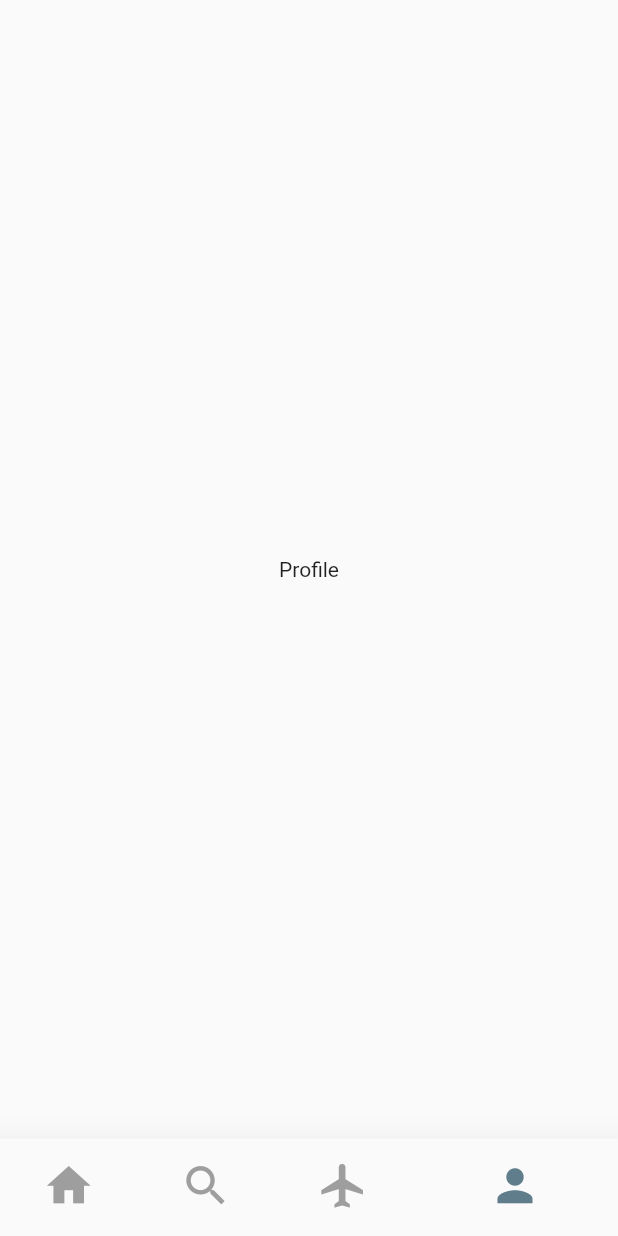
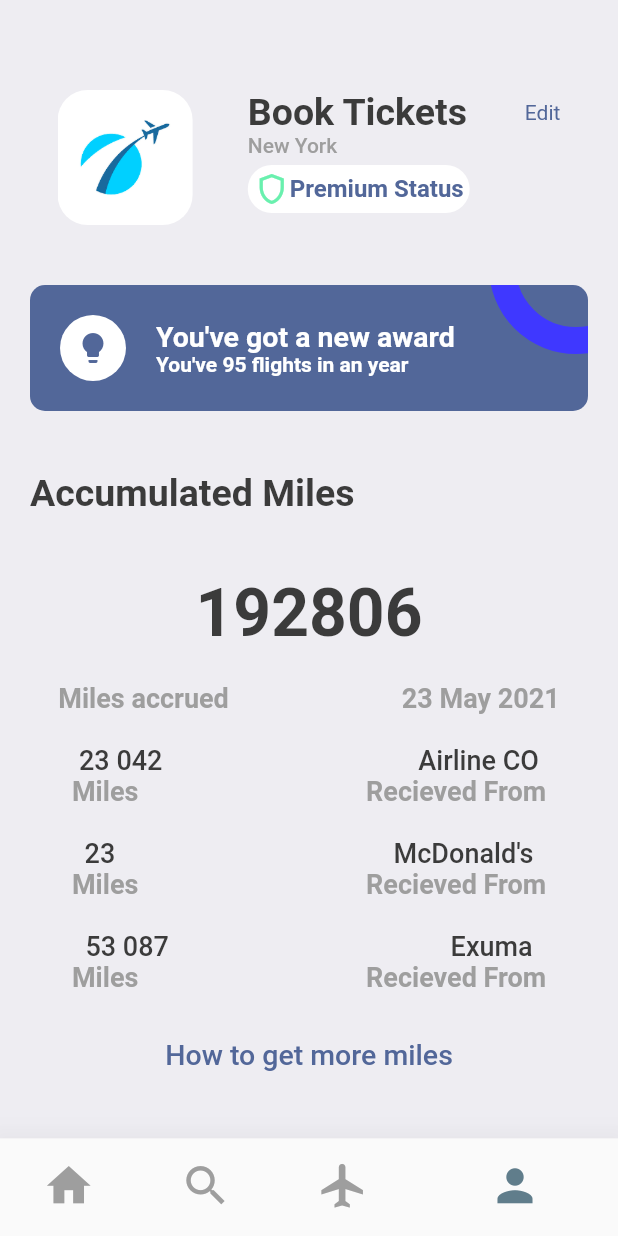
Before and after one commit to hmseeb/Project-1, a Flutter app: the screen it shows after launch, item 4 of the bottom bar chosen, on a phone screen of 412 x 824 dp. Run offline on Flutter 3.47's test engine with Material 2 defaults, Android fonts, the phone set to English and light mode, and no system bars; our stand-ins replace barcode_widget, gap, get.

Commit message:
project done

```diff
--- /dev/null
+++ b/lib/views/account_view.dart
@@ -0,0 +1,258 @@
+import 'package:brain_bite/utils/app_layout.dart';
+import 'package:brain_bite/utils/styles.dart';
+import 'package:flutter/material.dart';
+import 'package:gap/gap.dart';
+
+class AccountView extends StatelessWidget {
+  const AccountView({super.key});
+
+  @override
+  Widget build(BuildContext context) {
+    return Scaffold(
+      backgroundColor: Styles.bgColor,
+      body: Container(
+        margin: EdgeInsets.only(top: AppLayout.getHeight(40)),
+        padding: EdgeInsets.all(AppLayout.getHeight(20)),
+        child: Column(
+          crossAxisAlignment: CrossAxisAlignment.start,
+          children: [
+            Row(
+              crossAxisAlignment: CrossAxisAlignment.start,
+              mainAxisAlignment: MainAxisAlignment.spaceAround,
+
+              //Book tickets
+              children: [
+                Container(
+                  height: AppLayout.getHeight(90),
+                  width: AppLayout.getWidth(90),
+                  decoration: BoxDecoration(
+                    borderRadius:
+                        BorderRadius.circular(AppLayout.getHeight(20)),
+                    image: const DecorationImage(
+                      image: AssetImage('assets/images/img_1.png'),
+                    ),
+                  ),
+                ),
+                Column(
+                  crossAxisAlignment: CrossAxisAlignment.start,
+                  children: [
+                    Text(
+                      'Book Tickets',
+                      style: Styles.headLineStyle2,
+                    ),
+                    Text('New York',
+                        style: Styles.headLineStyle4.copyWith(
+                          fontSize: AppLayout.getHeight(14),
+                        )),
+                    Gap(AppLayout.getHeight(5)),
+                    Container(
+                      decoration: BoxDecoration(
+                          color: Colors.white,
+                          borderRadius:
+                              BorderRadius.circular(AppLayout.getHeight(20))),
+                      padding: EdgeInsets.all(AppLayout.getHeight(4)),
+                      child: Row(
+                        children: [
+                          const Icon(
+                            Icons.shield_outlined,
+                            color: Colors.greenAccent,
+                          ),
+                          Text(
+                            'Premium Status',
+                            style: Styles.headLineStyle3.copyWith(
+                              color: const Color(0xFF526799),
+                              fontSize: AppLayout.getHeight(16),
+                              fontWeight: FontWeight.bold,
+                            ),
+                          ),
+                        ],
+                      ),
+                    ),
+                  ],
+                ),
+                Container(
+                    margin: EdgeInsets.only(
+                      top: AppLayout.getHeight(7),
+                    ),
+                    alignment: Alignment.center,
+                    child: InkWell(
+                        onTap: () {},
+                        child: const Text(
+                          'Edit',
+                          style: TextStyle(color: Color(0xFF526799)),
+                        ))),
+              ],
+            ),
+            Gap(AppLayout.getHeight(40)),
+            Stack(children: [
+              Container(
+                padding: EdgeInsets.all(AppLayout.getHeight(20)),
+                decoration: BoxDecoration(
+                    color: const Color(0xFF526799),
+                    borderRadius:
+                        BorderRadius.circular(AppLayout.getHeight(10))),
+                child: Row(
+                  children: [
+                    Container(
+                      padding: EdgeInsets.all(AppLayout.getHeight(10)),
+                      decoration: const BoxDecoration(
+                          shape: BoxShape.circle, color: Colors.white),
+                      child: const Icon(
+                        Icons.lightbulb,
+                        color: Color(0xFF526799),
+                      ),
+                    ),
+                    Container(
+                      padding: EdgeInsets.only(left: AppLayout.getHeight(20)),
+                      child: Column(
+                        crossAxisAlignment: CrossAxisAlignment.start,
+                        children: [
+                          Text(
+                            'You\'ve got a new award',
+                            style: Styles.headLineStyle4.copyWith(
+                                color: Colors.white,
+                                fontWeight: FontWeight.bold),
+                          ),
+                          const Text(
+                            'You\'ve 95 flights in an year',
+                            style: TextStyle(
+                                color: Colors.white,
+                                fontWeight: FontWeight.w600),
+                          ),
+                        ],
+                      ),
+                    )
+                  ],
+                ),
+              ),
+              Positioned(
+                right: -50,
+                top: -70,
+                child: Container(
+                  padding: EdgeInsets.all(AppLayout.getHeight(40)),
+                  decoration: BoxDecoration(
+                    shape: BoxShape.circle,
+                    border: Border.all(
+                        width: 18,
+                        color: const Color.fromARGB(255, 63, 56, 255)),
+                  ),
+                ),
+              ),
+            ]),
+            Gap(AppLayout.getHeight(40)),
+            Text(
+              'Accumulated Miles',
+              style: Styles.headLineStyle2,
+            ),
+            Gap(AppLayout.getHeight(40)),
+            Align(
+              child: Text(
+                '192806',
+                style: Styles.headLineStyle1.copyWith(fontSize: 44),
+              ),
+            ),
+            Gap(AppLayout.getHeight(20)),
+            const AccountRowOne(
+              headerOne: 'Miles accrued',
+              headerTwo: '23 May 2021',
+            ),
+            Gap(AppLayout.getHeight(20)),
+            const AccountRowTwo(
+              headerOne: '23 042',
+              headerTwo: 'Airline CO',
+            ),
+            const AccountRowOne(
+              headerOne: 'Miles',
+              headerTwo: 'Recieved From',
+            ),
+            Gap(AppLayout.getHeight(20)),
+            const AccountRowTwo(
+              headerOne: '23',
+              headerTwo: 'McDonald\'s',
+            ),
+            const AccountRowOne(
+              headerOne: 'Miles',
+              headerTwo: 'Recieved From',
+            ),
+            Gap(AppLayout.getHeight(20)),
+            const AccountRowTwo(
+              headerOne: '53 087',
+              headerTwo: 'Exuma',
+            ),
+            const AccountRowOne(
+              headerOne: 'Miles',
+              headerTwo: 'Recieved From',
+            ),
+            Gap(AppLayout.getHeight(30)),
+            Align(
+              alignment: Alignment.center,
+              child: Text(
+                'How to get more miles',
+                style: Styles.headLineStyle4
+                    .copyWith(color: const Color(0xFF526799)),
+              ),
+            )
+          ],
+        ),
+      ),
+    );
+  }
+}
+
+class AccountRowTwo extends StatelessWidget {
+  final String headerOne;
+  final String headerTwo;
+  const AccountRowTwo({
+    super.key,
+    required this.headerOne,
+    required this.headerTwo,
+  });
+
+  @override
+  Widget build(BuildContext context) {
+    return Row(
+      crossAxisAlignment: CrossAxisAlignment.start,
+      mainAxisAlignment: MainAxisAlignment.spaceAround,
+      children: [
+        Text(
+          headerOne,
+          style: Styles.textStyle.copyWith(fontSize: 18),
+        ),
+        Gap(AppLayout.getHeight(40)),
+        Text(
+          headerTwo,
+          style: Styles.textStyle.copyWith(fontSize: 18),
+        ),
+      ],
+    );
+  }
+}
+
+class AccountRowOne extends StatelessWidget {
+  final String headerOne;
+  final String headerTwo;
+  const AccountRowOne({
+    super.key,
+    required this.headerOne,
+    required this.headerTwo,
+  });
+
+  @override
+  Widget build(BuildContext context) {
+    return Row(
+      crossAxisAlignment: CrossAxisAlignment.start,
+      mainAxisAlignment: MainAxisAlignment.spaceAround,
+      children: [
+        Text(
+          headerOne,
+          style: Styles.headLineStyle3.copyWith(fontSize: 18),
+        ),
+        Gap(AppLayout.getHeight(40)),
+        Text(
+          headerTwo,
+          style: Styles.headLineStyle3.copyWith(fontSize: 18),
+        ),
+      ],
+    );
+  }
+}
--- a/lib/views/bottom_bar_view.dart
+++ b/lib/views/bottom_bar_view.dart
@@ -1,3 +1,4 @@
+import 'package:brain_bite/views/account_view.dart';
 import 'package:brain_bite/views/home_view.dart';
 import 'package:brain_bite/views/search_view.dart';
 import 'package:brain_bite/views/ticket_screen.dart';
@@ -14,7 +15,7 @@ class _BottomBarState extends State<BottomBar> {
     const Home(),
     const Search(),
     const TicketView(),
-    const Text('Profile'),
+    const AccountView(),
   ];
 
   int _selectedIndex = 0;
--- a/lib/views/home_view.dart
+++ b/lib/views/home_view.dart
@@ -2,7 +2,7 @@ import 'package:brain_bite/utils/app_layout.dart';
 import 'package:brain_bite/utils/info_list.dart';
 import 'package:brain_bite/utils/styles.dart';
 import 'package:brain_bite/views/hotel_view.dart';
-import 'package:brain_bite/views/ticket_view.dart';
+import 'package:brain_bite/views/single_ticket.dart';
 import 'package:flutter/material.dart';
 import 'package:gap/gap.dart';
 
--- a/lib/views/ticket_screen.dart
+++ b/lib/views/ticket_screen.dart
@@ -1,7 +1,7 @@
 import 'package:barcode_widget/barcode_widget.dart';
 import 'package:brain_bite/utils/app_layout.dart';
 import 'package:brain_bite/utils/info_list.dart';
-import 'package:brain_bite/views/ticket_view.dart';
+import 'package:brain_bite/views/single_ticket.dart';
 import 'package:brain_bite/widgets/selector.dart';
 import 'package:flutter/material.dart';
 import 'package:gap/gap.dart';
```
Also changed, not shown: lib/views/single_ticket.dart (renamed from lib/views/ticket_view.dart), 13 other files.
